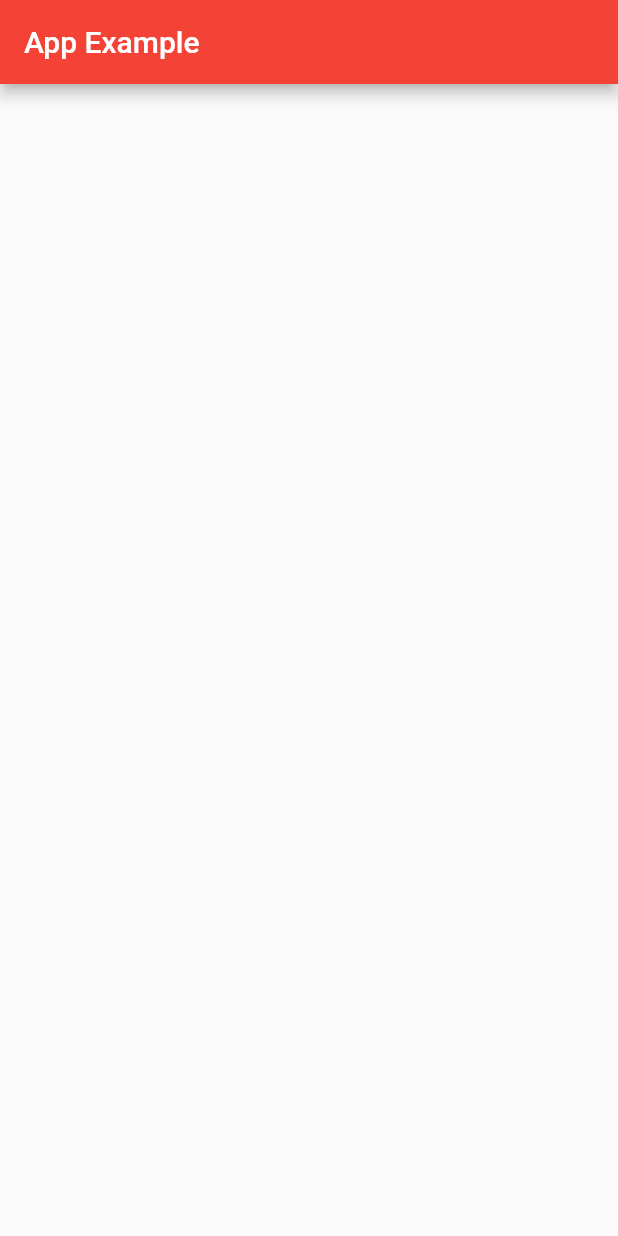
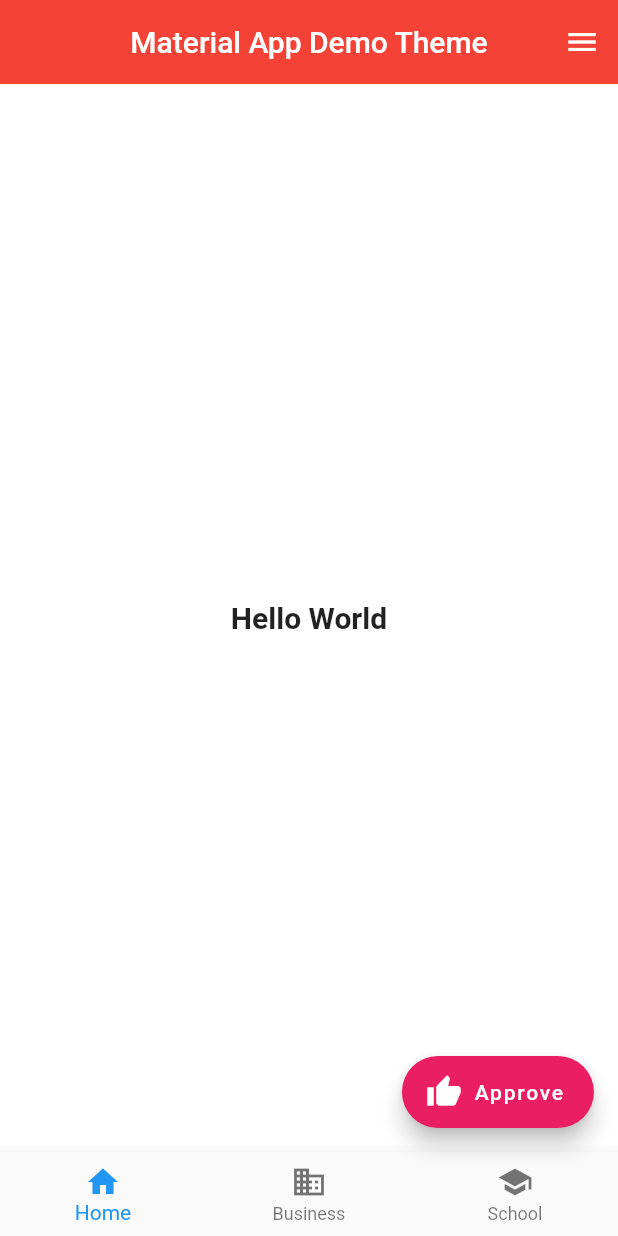
Before and after one commit to Edyl07/flutter_demo, a Flutter app: the screen it shows after launch, on a phone screen of 412 x 824 dp. Run offline on Flutter 3.47's test engine with Material 2 defaults, Android fonts, the phone set to English and light mode, and no system bars.

Commit message:
Scaffold use

```diff
--- a/lib/main.dart
+++ b/lib/main.dart
@@ -11,12 +11,60 @@ class MyApp extends StatelessWidget {
   @override
   Widget build(BuildContext context) {
     return MaterialApp(
-      title: 'Flutter Demo',
-      theme: ThemeData(
-        primarySwatch: Colors.red,
-        brightness: Brightness.light,
+        title: 'Flutter Demo',
+        theme: ThemeData(
+          primarySwatch: Colors.blue,
+          brightness: Brightness.light,
+        ),
+        home: const MyHomePage());
+  }
+}
+
+class MyHomePage extends StatelessWidget {
+  const MyHomePage({Key? key}) : super(key: key);
+
+  @override
+  Widget build(BuildContext context) {
+    return Scaffold(
+      backgroundColor: Colors.white,
+      appBar: AppBar(
+        title: const Text("Material App Demo Theme"),
+        backgroundColor: Colors.red,
+        // actions: const [Icon(Icons.eighteen_mp_outlined)],
+        elevation: 0.0,
+        centerTitle: true,
       ),
-      home: Scaffold(appBar: AppBar(title: const Text("App Example"),),),
+      endDrawer: Drawer(
+        child: ListView(
+          children: const <Widget>[
+            DrawerHeader(
+                decoration: BoxDecoration(
+                  color: Colors.blue,
+                ),
+                child: Text(
+                  'Menu',
+                  style: TextStyle(color: Colors.white, fontSize: 24),
+                ))
+          ],
+        ),
+      ),
+      bottomNavigationBar:
+          BottomNavigationBar(items: const <BottomNavigationBarItem>[
+        BottomNavigationBarItem(icon: Icon(Icons.home), label: 'Home'),
+        BottomNavigationBarItem(icon: Icon(Icons.business), label: 'Business'),
+        BottomNavigationBarItem(icon: Icon(Icons.school), label: 'School'),
+      ]),
+      floatingActionButtonLocation: FloatingActionButtonLocation.endFloat,
+      floatingActionButton: FloatingActionButton.extended(
+          onPressed: () {}, label: const Text('Approve'),
+          icon: const Icon(Icons.thumb_up),
+          backgroundColor: Colors.pink,),
+      body: const Center(
+        child: Text(
+          "Hello World",
+          style: TextStyle(fontSize: 20, fontWeight: FontWeight.bold),
+        ),
+      ),
     );
   }
 }
```
